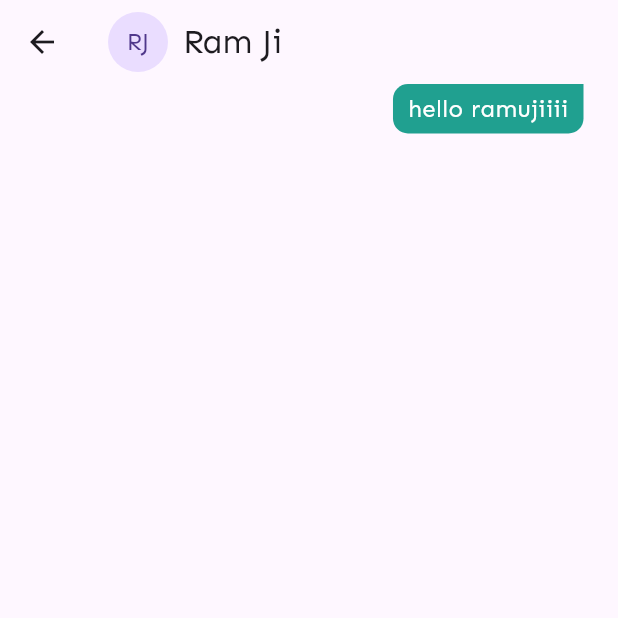
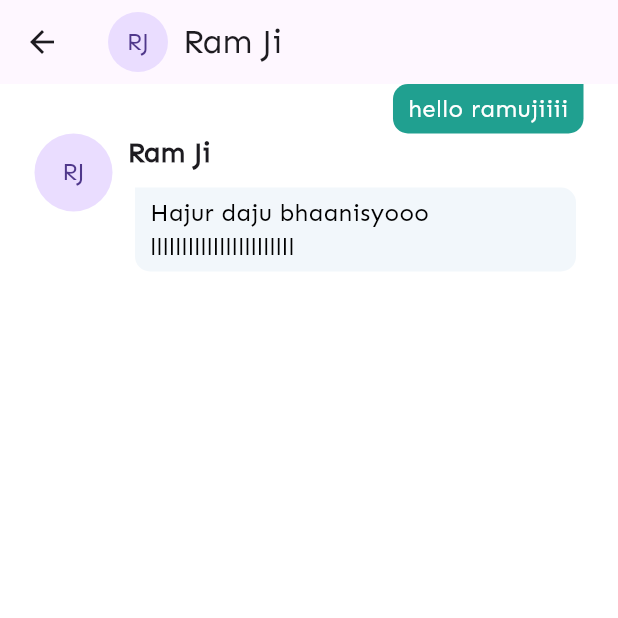
Before and after one commit to bineshburjamagar/guffadis_chat, a Flutter app: the ChatDetailsPage screen opened by its route, on a phone screen of 412 x 824 dp, the top half of it. Run offline on Flutter 3.47's test engine with Material 3 defaults, Android fonts, the phone set to English and light mode, and no system bars; our stand-ins replace flutter_animate, hooks_riverpod.

Commit message:
chat details bubble

```diff
--- a/lib/config/app_colors.dart
+++ b/lib/config/app_colors.dart
@@ -4,4 +4,5 @@ class AppColors {
   static Color primaryColor = const Color(0xff5E1CCA);
   static Color darkPrimary = const Color(0xff1A1A1A);
   static Color greenColor = const Color(0xff20A090);
+  static Color lightGreenColor = const Color(0xffF2F7FB);
 }
--- a/lib/features/chat/screens/chat_details_page.dart
+++ b/lib/features/chat/screens/chat_details_page.dart
@@ -1,8 +1,6 @@
 import 'package:flutter/material.dart';
-import 'package:guffadis_chat/config/config.dart';
+import 'package:guffadis_chat/features/chat/widgets/export_widgets.dart';
 import 'package:hooks_riverpod/hooks_riverpod.dart';
-
-import '../widgets/user_chat_text.dart';
 
 class ChatDetailsPage extends HookConsumerWidget {
   const ChatDetailsPage({super.key});
@@ -27,11 +25,13 @@ class ChatDetailsPage extends HookConsumerWidget {
           ],
         ),
       ),
+      backgroundColor: Colors.white,
       body: const Padding(
         padding: EdgeInsets.symmetric(horizontal: 23.0),
         child: Column(
           children: [
-            UserChatText(),
+            UserChatBubble(),
+            SenderUserChatBubble(),
           ],
         ),
       ),
--- a/lib/features/chat/widgets/export_widgets.dart
+++ b/lib/features/chat/widgets/export_widgets.dart
@@ -1 +1,2 @@
-export './user_chat_text.dart';
+export 'user_chat_bubble.dart';
+export './sender_user_chat_bubble.dart';
--- /dev/null
+++ b/lib/features/chat/widgets/sender_user_chat_bubble.dart
@@ -0,0 +1,53 @@
+import 'package:flutter/material.dart';
+import 'package:guffadis_chat/config/config.dart';
+
+class SenderUserChatBubble extends StatelessWidget {
+  const SenderUserChatBubble({
+    super.key,
+  });
+
+  @override
+  Widget build(BuildContext context) {
+    return Row(
+      crossAxisAlignment: CrossAxisAlignment.start,
+      children: [
+        const CircleAvatar(
+          radius: 26.0,
+          child: Text('RJ'),
+        ),
+        const SizedBox(width: 10.0),
+        Expanded(
+          child: Column(
+            crossAxisAlignment: CrossAxisAlignment.start,
+            children: [
+              const Text(
+                'Ram Ji',
+                style: TextStyle(fontSize: 18.0, fontWeight: FontWeight.w600),
+              ),
+              Container(
+                margin:
+                    const EdgeInsets.symmetric(vertical: 10.0, horizontal: 5.0),
+                padding:
+                    const EdgeInsets.symmetric(horizontal: 10.0, vertical: 5.0),
+                decoration: BoxDecoration(
+                  color: AppColors.lightGreenColor,
+                  borderRadius: const BorderRadius.only(
+                      bottomLeft: Radius.circular(10.0),
+                      topRight: Radius.circular(10.0),
+                      bottomRight: Radius.circular(10.0)),
+                ),
+                child: const Text(
+                  'Hajur daju bhaanisyooo lllllllllllllllllllllll',
+                  style: TextStyle(
+                    color: Colors.black,
+                    fontSize: 16.0,
+                  ),
+                ),
+              ),
+            ],
+          ),
+        )
+      ],
+    );
+  }
+}
--- a/lib/features/chat/widgets/user_chat_text.dart
+++ b/lib/features/chat/widgets/user_chat_bubble.dart
@@ -1,8 +1,8 @@
 import 'package:flutter/material.dart';
 import 'package:guffadis_chat/config/config.dart';
 
-class UserChatText extends StatelessWidget {
-  const UserChatText({
+class UserChatBubble extends StatelessWidget {
+  const UserChatBubble({
     super.key,
   });
 
```
